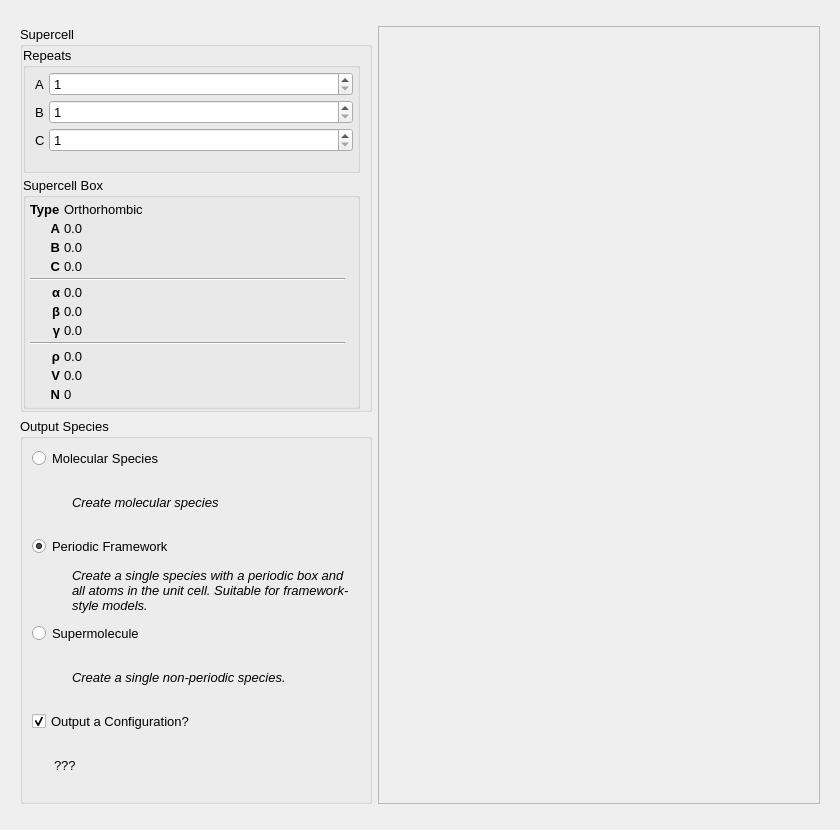
Old version of the form src/gui/importCIFDialog.ui in the repository disorderedmaterials/dissolve.
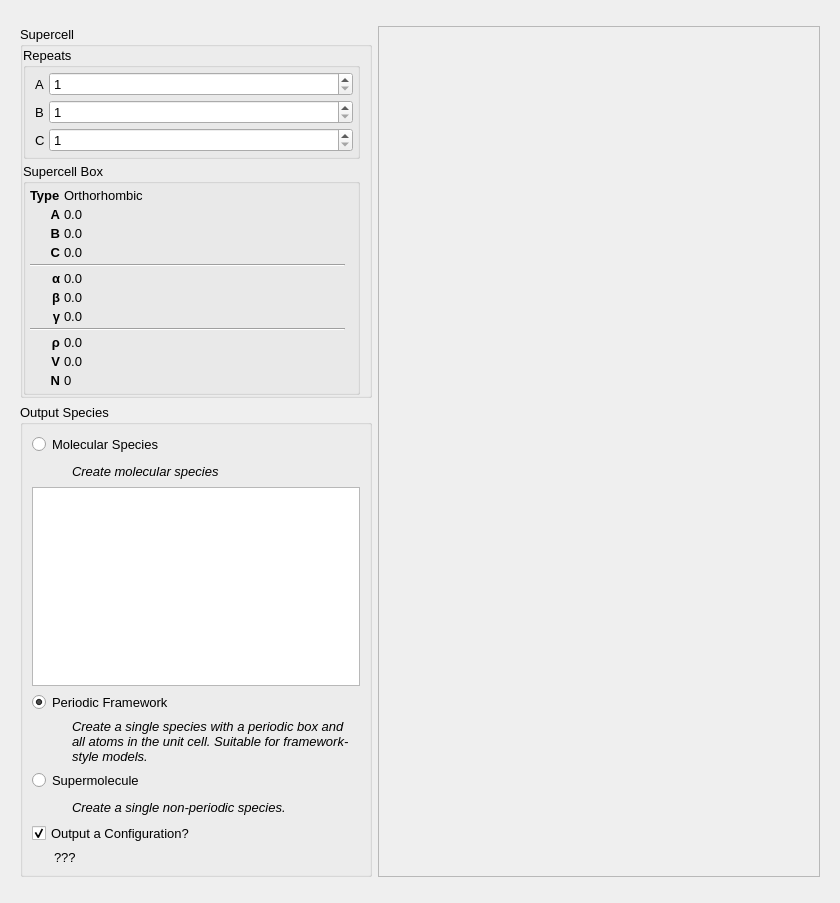
New version of the form. The open tabs and pages were chosen to show the change. Icons and pictures are not drawn. Custom widgets are drawn as their Qt base class.

Commit message: Show (molecular) species to be outputted.

What changed in the file:
```diff
--- a/src/gui/importCIFDialog.ui
+++ b/src/gui/importCIFDialog.ui
@@ -10,7 +10,7 @@
     <x>0</x>
     <y>0</y>
     <width>840</width>
-    <height>830</height>
+    <height>903</height>
    </rect>
   </property>
   <property name="font">
@@ -1412,6 +1412,9 @@
               </item>
              </layout>
             </item>
+            <item>
+             <widget class="QListWidget" name="OutputMolecularSpeciesList"/>
+            </item>
             <item>
              <widget class="QRadioButton" name="OutputFrameworkRadio">
               <property name="text">
```
The commit also changes 1 other file.
